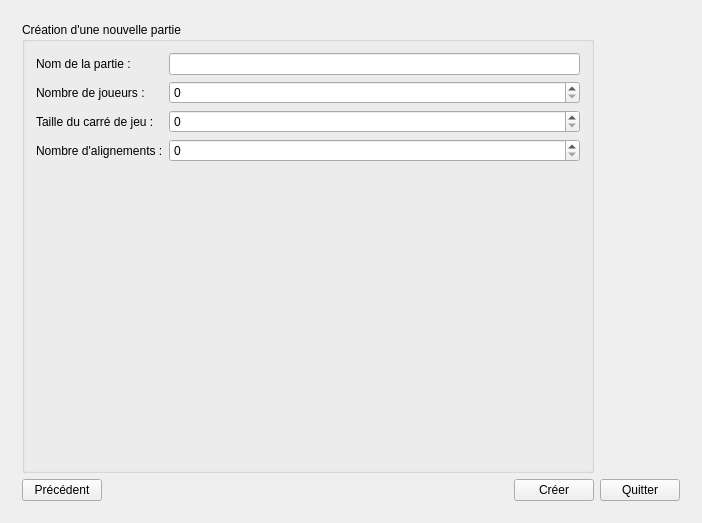
The window that Client/mainwindow.ui (adnanb/Projet-IPI) describes before a commit, drawn with Qt 5.
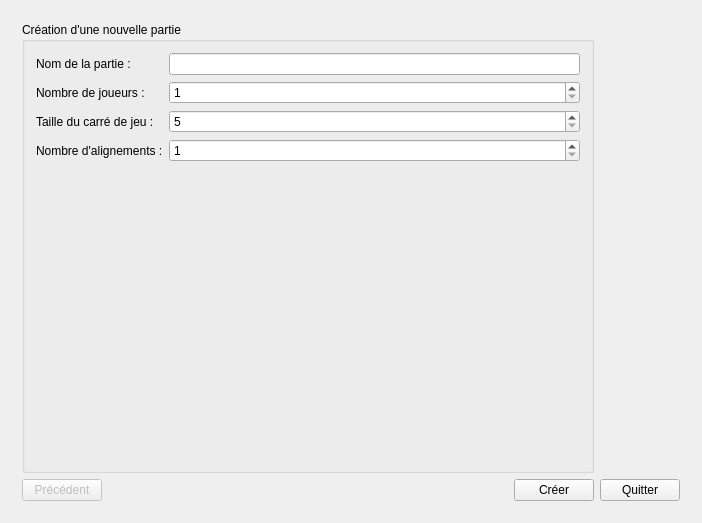
The same window after the commit. The open tabs and pages were chosen to show the change.

```diff
--- a/Client/mainwindow.ui
+++ b/Client/mainwindow.ui
@@ -192,6 +192,9 @@
           </item>
           <item row="1" column="0">
            <widget class="QPushButton" name="createPrevious">
+            <property name="enabled">
+             <bool>false</bool>
+            </property>
             <property name="text">
              <string>Précédent</string>
             </property>
@@ -221,7 +224,11 @@
               </widget>
              </item>
              <item row="1" column="1">
-              <widget class="QSpinBox" name="createNbPlayers"/>
+              <widget class="QSpinBox" name="createNbPlayers">
+               <property name="minimum">
+                <number>1</number>
+               </property>
+              </widget>
              </item>
              <item row="2" column="0">
               <widget class="QLabel" name="label_5">
@@ -231,7 +238,11 @@
               </widget>
              </item>
              <item row="2" column="1">
-              <widget class="QSpinBox" name="createSize"/>
+              <widget class="QSpinBox" name="createSize">
+               <property name="minimum">
+                <number>5</number>
+               </property>
+              </widget>
              </item>
              <item row="3" column="0">
               <widget class="QLabel" name="label_6">
@@ -241,7 +252,11 @@
               </widget>
              </item>
              <item row="3" column="1">
-              <widget class="QSpinBox" name="createNbAlign"/>
+              <widget class="QSpinBox" name="createNbAlign">
+               <property name="minimum">
+                <number>1</number>
+               </property>
+              </widget>
              </item>
             </layout>
            </widget>
```
